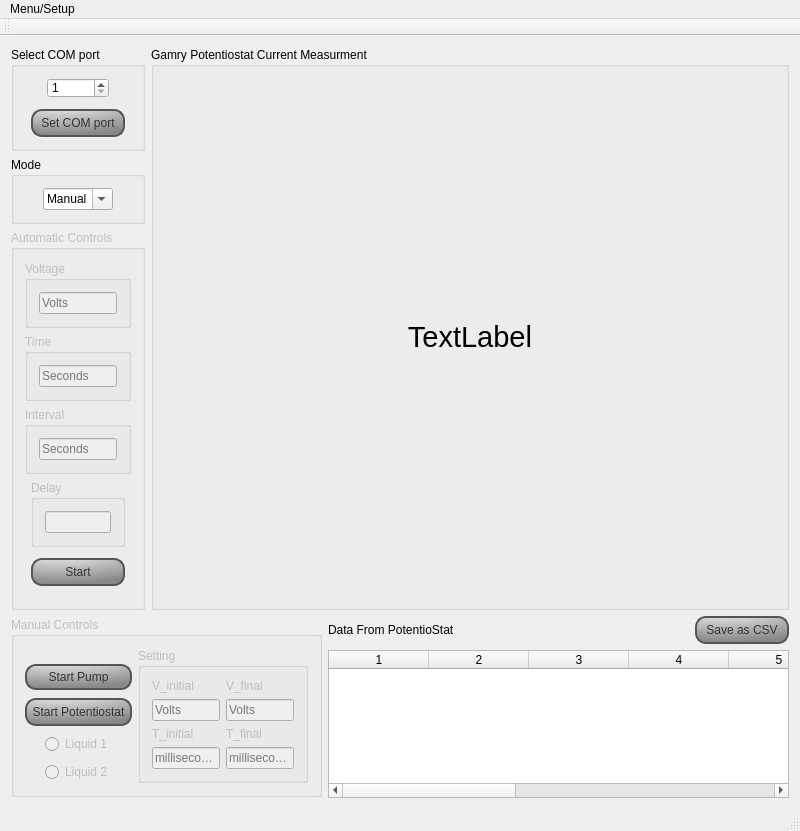
This is user-interface/ExperimentControl/mainwindow.ui in atraastrum/project-a-elec-e8002 as Qt 5 draws it before an edit. The edited form follows.
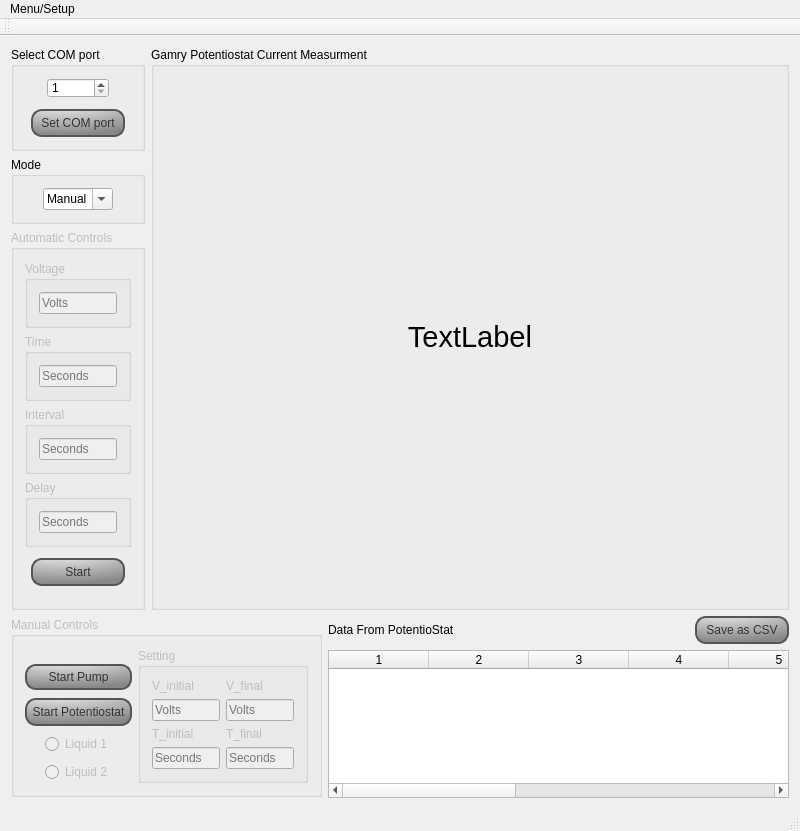
This is the edited form. Custom widgets are drawn as their Qt base class.

Commit message: Fixes to error handling for inputs, improvm,ents to UI

```diff
--- a/user-interface/ExperimentControl/mainwindow.ui
+++ b/user-interface/ExperimentControl/mainwindow.ui
@@ -374,14 +374,18 @@
            </property>
           </spacer>
          </item>
-         <item row="3" column="2">
+         <item row="3" column="1" colspan="3">
           <widget class="QGroupBox" name="autoModeDelayGroupBox">
            <property name="title">
             <string>Delay</string>
            </property>
            <layout class="QGridLayout" name="gridLayout_11">
             <item row="0" column="0">
-             <widget class="QLineEdit" name="automodeDelayInput"/>
+             <widget class="QLineEdit" name="automodeDelayInput">
+              <property name="placeholderText">
+               <string>Seconds</string>
+              </property>
+             </widget>
             </item>
            </layout>
           </widget>
@@ -522,7 +526,7 @@
             <item row="3" column="0">
              <widget class="QLineEdit" name="Tinitial">
               <property name="placeholderText">
-               <string>milliseconds</string>
+               <string>Seconds</string>
               </property>
              </widget>
             </item>
@@ -550,7 +554,7 @@
             <item row="3" column="1">
              <widget class="QLineEdit" name="Tfinal">
               <property name="placeholderText">
-               <string>milliseconds</string>
+               <string>Seconds</string>
               </property>
              </widget>
             </item>
```
The commit also changes 1 other file.
